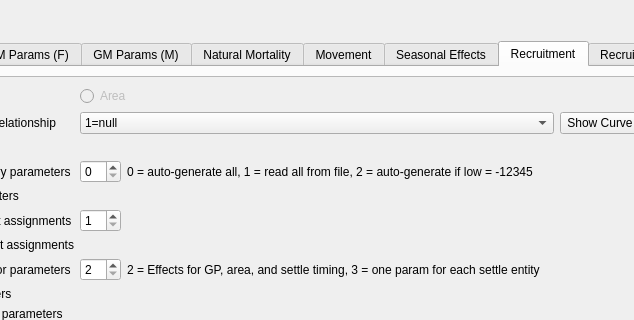
First picture: the form in src/population_widget.ui, repository nmfs-ost/ss3-ssi, before the edit; both pictures show x 146 to 780 and y 0 to 320 of the 1154 by 577 pixel window.
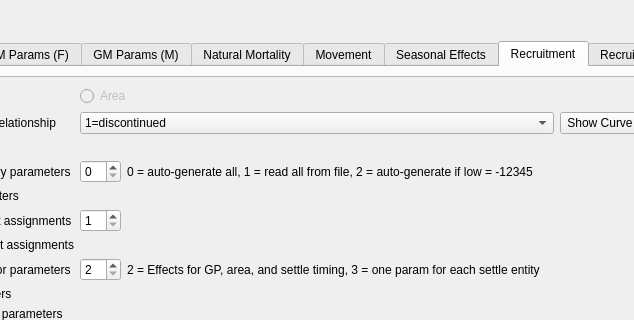
Second picture: the form after the edit. Icons and pictures are not drawn.

Diff of the .ui file:
```diff
--- a/src/population_widget.ui
+++ b/src/population_widget.ui
@@ -2013,7 +2013,7 @@
               <widget class="QComboBox" name="comboBox_recr_spec">
                <item>
                 <property name="text">
-                 <string>1=null</string>
+                 <string>1=discontinued</string>
                 </property>
                </item>
                <item>
```
Left out of the diff: 13 changed lines with no effect on the pictures.
